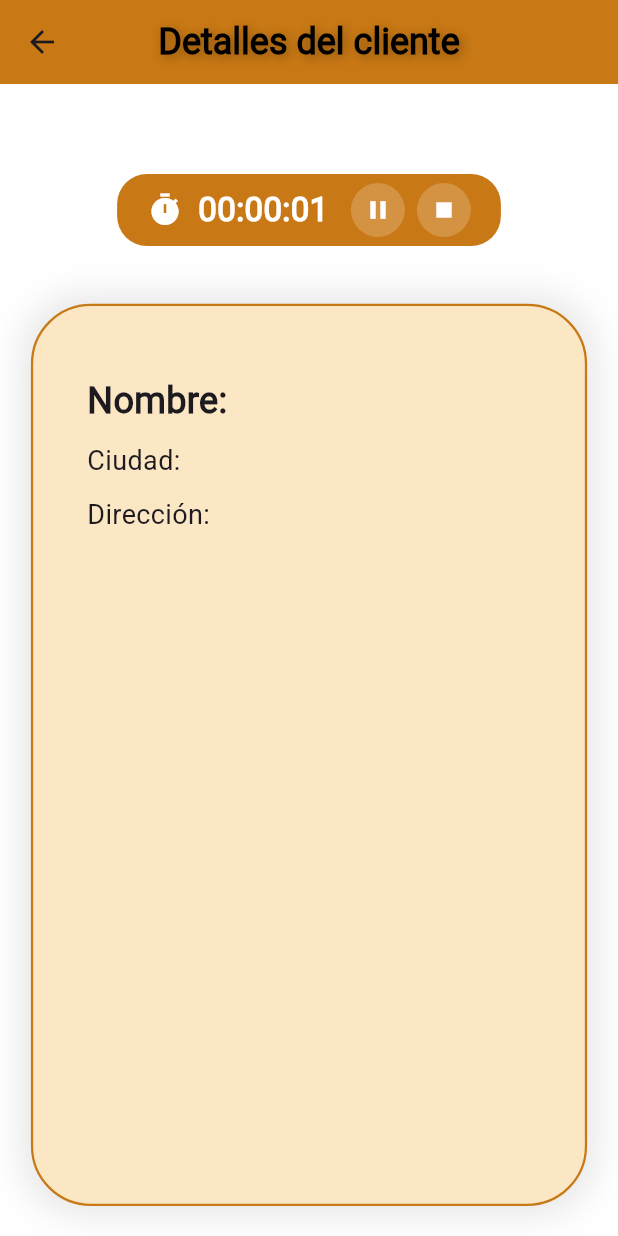
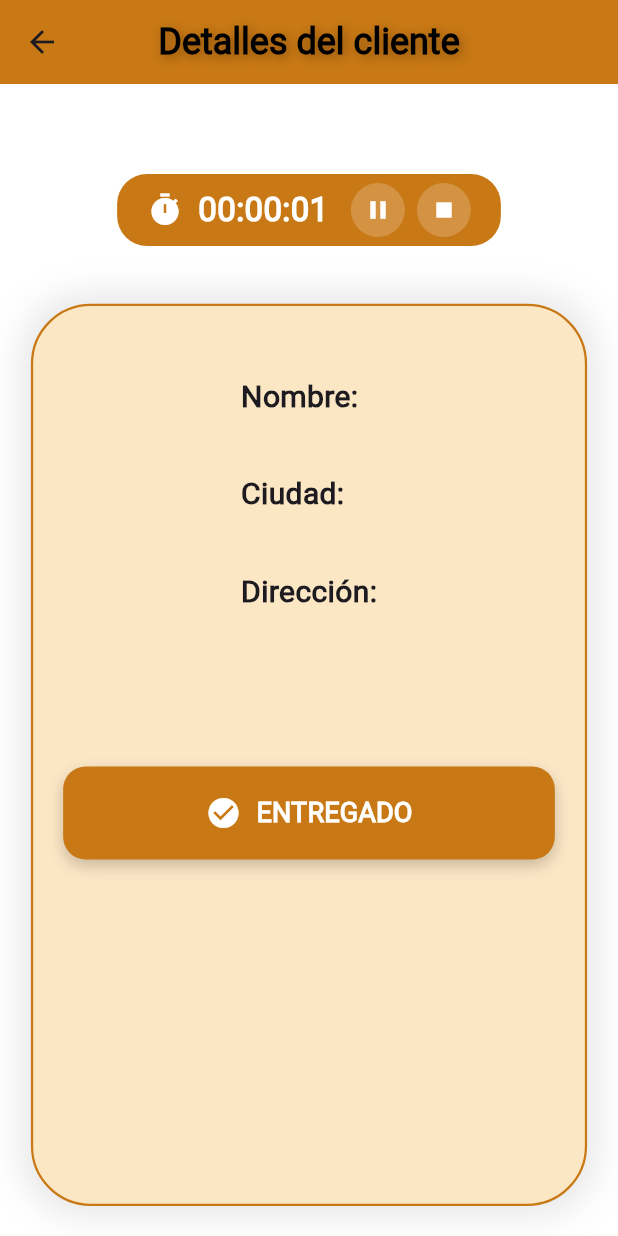
Before and after one commit to JuanCarlos92/App_reparto_Flutter, a Flutter app: the DetailScreen screen opened directly with empty values, after a tap on the "play arrow" icon, on a phone screen of 412 x 824 dp. Run offline on Flutter 3.47's test engine with Material 3 defaults, Android fonts, the light colour scheme and no system bars; our stand-ins replace flutter_local_notifications, flutter_secure_storage, geolocator, google_maps_flutter, lottie, signature; accounts and stored records are empty.

Commit message:
showSignatureDialog detail_screen

```diff
--- a/app_reparto/lib/screens/detail_screen.dart
+++ b/app_reparto/lib/screens/detail_screen.dart
@@ -1,8 +1,13 @@
+import 'package:app_reparto/services/backend/client_service.dart';
+import 'package:app_reparto/utils/dialog_utils.dart';
+import 'package:app_reparto/widgets/button_widget.dart';
 import 'package:app_reparto/widgets/detail_widget.dart';
 import 'package:app_reparto/widgets/timer_widget.dart';
 import 'package:flutter/material.dart';
+import 'package:signature/signature.dart';
 
 class DetailScreen extends StatelessWidget {
+  final String clienteID;
   final String clientName;
   final String clientAddress;
   final String clientTown;
@@ -10,6 +15,7 @@ class DetailScreen extends StatelessWidget {
   // Constructor
   const DetailScreen({
     super.key,
+    required this.clienteID,
     required this.clientName,
     required this.clientAddress,
     required this.clientTown,
@@ -69,13 +75,10 @@ class DetailScreen extends StatelessWidget {
                   child: Container(
                     // Decoración del contenedor de detalles
                     decoration: BoxDecoration(
-                      color:
-                          Color.fromARGB(255, 252, 231, 197), // Color de fondo
-                      borderRadius: const BorderRadius.all(
-                          Radius.circular(40)), // Bordes redondeados
+                      color: Color.fromARGB(255, 252, 231, 197),
+                      borderRadius: const BorderRadius.all(Radius.circular(40)),
                       boxShadow: [
                         BoxShadow(
-                          // Sombra del contenedor
                           // ignore: deprecated_member_use
                           color: Colors.black.withOpacity(0.1),
                           blurRadius: 20,
@@ -88,21 +91,65 @@ class DetailScreen extends StatelessWidget {
                         width: 1.5,
                       ),
                     ),
+
                     // Widget que muestra los detalles del cliente
                     child: Padding(
                       padding: const EdgeInsets.symmetric(
                           horizontal: 20, vertical: 30),
-                      child: DetailWidget(
-                        clientName: clientName,
-                        clientAddress: clientAddress,
-                        clientTown: clientTown,
+                      child: Column(
+                        children: [
+                          DetailWidget(
+                            clientName: clientName,
+                            clientAddress: clientAddress,
+                            clientTown: clientTown,
+                          ),
+                          const SizedBox(height: 60),
+                          ButtonWidget(
+                            text: 'ENTREGADO',
+                            icon: Icons.check_circle,
+                            gradient: const LinearGradient(
+                              colors: [
+                                Color.fromARGB(255, 200, 120, 20),
+                                Color.fromARGB(255, 200, 120, 20),
+                              ],
+                              begin: Alignment.centerLeft,
+                              end: Alignment.centerRight,
+                            ),
+                            onPressed: () async {
+                              final scaffoldMessenger = ScaffoldMessenger.of(context);
+                              final navigator = Navigator.of(context);
+
+                              // Mostrar diálogo de firma
+                              final signed = await DialogUtils.showSignatureDialog(context);
+
+                              // Solo proceder si se firmó
+                              if (signed == true) {
+                                // Ejecutar operación async
+                                ClientService().deleteClient(clienteID).then((success) {
+                                  if (success) {
+                                    scaffoldMessenger.showSnackBar(
+                                      const SnackBar(
+                                        content: Text('Cliente entregado correctamente'),
+                                      ),
+                                    );
+                                    navigator.pop();
+                                  }
+                                }).catchError((e) {
+                                  scaffoldMessenger.showSnackBar(
+                                    SnackBar(content: Text('Error: $e')),
+                                  );
+                                });
+                              }
+                            },
+                          ),
+                        ],
                       ),
                     ),
                   ),
                 ),
               ),
             ),
-            const SizedBox(height: 20), // Espacio inferior
+            const SizedBox(height: 20),
           ],
         ),
       ),
--- a/app_reparto/lib/screens/home_screen.dart
+++ b/app_reparto/lib/screens/home_screen.dart
@@ -123,7 +123,7 @@ class _HomeScreenState extends State<HomeScreen> {
           // Muestra el nombre del usuario si está disponible
           if (userName.isNotEmpty)
             Padding(
-              padding: const EdgeInsets.only(top: 16.0),
+              padding: const EdgeInsets.only(top: 35.0),
               child: Text(
                 userName,
                 style: const TextStyle(
@@ -135,6 +135,7 @@ class _HomeScreenState extends State<HomeScreen> {
               ),
             ),
 
+          const SizedBox(height: 30),
           // Contenedor principal expandible
           Expanded(
             child: Container(
@@ -147,20 +148,6 @@ class _HomeScreenState extends State<HomeScreen> {
                   width: MediaQuery.of(context).size.width * 0.9,
                   child: Column(
                     children: [
-                      // Sección superior con icono de temporizador
-                      Container(
-                        padding: const EdgeInsets.fromLTRB(25, 20, 25, 30),
-                        child: Column(
-                          children: [
-                            const Icon(
-                              Icons.timer,
-                              size: 42,
-                              color: Colors.white,
-                            ),
-                          ],
-                        ),
-                      ),
-
                       // Contenedor principal con los botones de acción
                       Expanded(
                         child: Container(
--- a/app_reparto/lib/widgets/detail_widget.dart
+++ b/app_reparto/lib/widgets/detail_widget.dart
@@ -21,21 +21,35 @@ class DetailWidget extends StatelessWidget {
         // Alinea los textos a la izquierda
         crossAxisAlignment: CrossAxisAlignment.start,
         children: [
-          // Muestra el nombre del cliente con estilo destacado
+          // Nombre
+          const Text(
+            'Nombre:',
+            style: TextStyle(fontSize: 20, fontWeight: FontWeight.bold),
+          ),
           Text(
-            'Nombre: $clientName',
-            style: const TextStyle(fontSize: 24, fontWeight: FontWeight.bold),
-          ),
-          const SizedBox(height: 10),
-          // Muestra la ciudad del cliente
-          Text(
-            'Ciudad: $clientTown',
+            clientName,
             style: const TextStyle(fontSize: 18),
           ),
           const SizedBox(height: 10),
-          // Muestra la dirección del cliente
+
+          // Ciudad
+          const Text(
+            'Ciudad:',
+            style: TextStyle(fontSize: 20, fontWeight: FontWeight.bold),
+          ),
           Text(
-            'Dirección: $clientAddress',
+            clientTown,
+            style: const TextStyle(fontSize: 18),
+          ),
+          const SizedBox(height: 10),
+
+          // Dirección
+          const Text(
+            'Dirección:',
+            style: TextStyle(fontSize: 20, fontWeight: FontWeight.bold),
+          ),
+          Text(
+            clientAddress,
             style: const TextStyle(fontSize: 18),
           ),
         ],
--- a/app_reparto/lib/widgets/list_widget.dart
+++ b/app_reparto/lib/widgets/list_widget.dart
@@ -199,6 +199,7 @@ class ListWidget extends StatelessWidget {
                                 context,
                                 MaterialPageRoute(
                                   builder: (context) => DetailScreen(
+                                    clienteID: client.id,
                                     clientName: client.name,
                                     clientAddress: client.address,
                                     clientTown: client.town,
--- a/app_reparto/pubspec.yaml
+++ b/app_reparto/pubspec.yaml
@@ -19,6 +19,7 @@ dependencies:
   lottie: ^3.3.1
   cupertino_icons: ^1.0.2
   flutter_local_notifications: ^19.0.0
+  signature: ^5.4.0
 
 dev_dependencies:
   flutter_test:
@@ -26,7 +27,6 @@ dev_dependencies:
   flutter_lints: ^5.0.0
 
 flutter:
-
   uses-material-design: true
 
   assets:
```
Also changed, not shown: app_reparto/lib/services/backend/client_service.dart (+38 -1 lines), app_reparto/lib/utils/dialog_utils.dart (+47 -0 lines), app_reparto/pubspec.lock.
